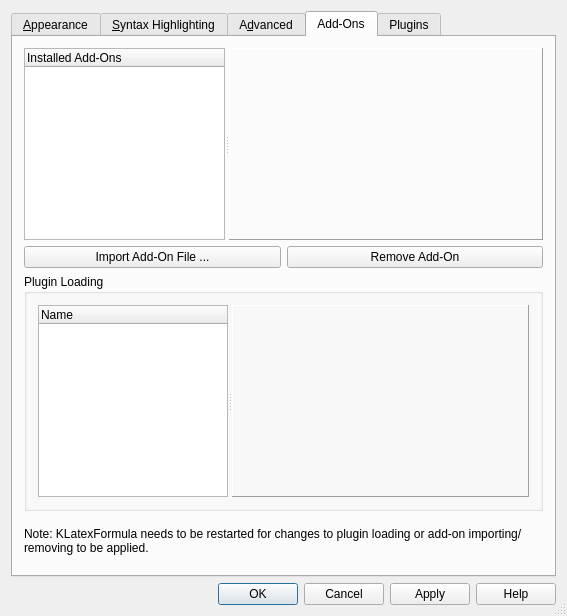
Qt form src/klfsettingsui.ui (CryFeiFei/klatexformula) before a commit.
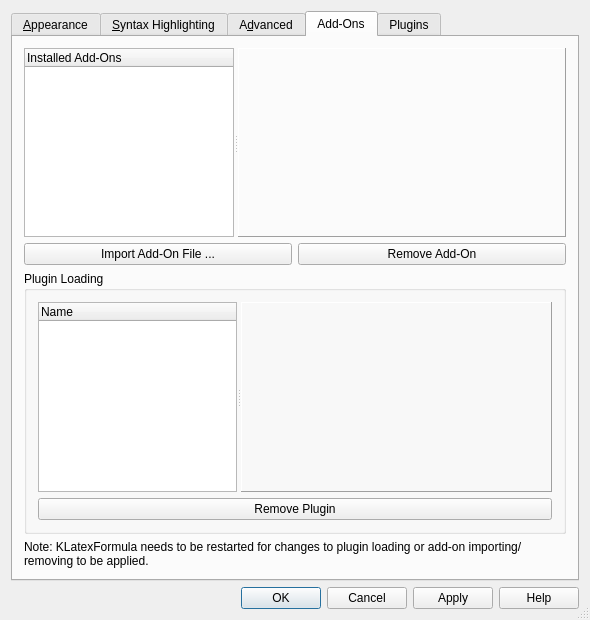
The same form after that commit. The open tabs and pages were chosen to show the change. Icons and pictures are not drawn. Custom widgets are drawn as their Qt base class.

Diff of the .ui file:
```diff
--- a/src/klfsettingsui.ui
+++ b/src/klfsettingsui.ui
@@ -10,8 +10,8 @@
    <rect>
     <x>0</x>
     <y>0</y>
-    <width>567</width>
-    <height>616</height>
+    <width>590</width>
+    <height>620</height>
    </rect>
   </property>
   <property name="minimumSize">
@@ -1298,8 +1298,8 @@
          <property name="title">
           <string>Plugin Loading</string>
          </property>
-         <layout class="QGridLayout" name="lyt_gbxPlugins">
-          <item row="0" column="0">
+         <layout class="QVBoxLayout" name="lyt_Plugins">
+          <item>
            <widget class="QSplitter" name="splitterPlugins">
             <property name="orientation">
              <enum>Qt::Horizontal</enum>
@@ -1369,6 +1369,19 @@
             </widget>
            </widget>
           </item>
+          <item>
+           <widget class="QPushButton" name="btnRemovePlugin">
+            <property name="sizePolicy">
+             <sizepolicy hsizetype="Minimum" vsizetype="Fixed">
+              <horstretch>1</horstretch>
+              <verstretch>0</verstretch>
+             </sizepolicy>
+            </property>
+            <property name="text">
+             <string>Remove Plugin</string>
+            </property>
+           </widget>
+          </item>
          </layout>
         </widget>
        </item>
```
